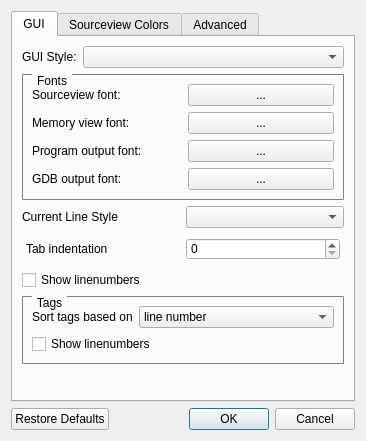
This is src/settingsdialog.ui in jhn98032/gede as Qt 5 draws it before an edit. The edited form follows.
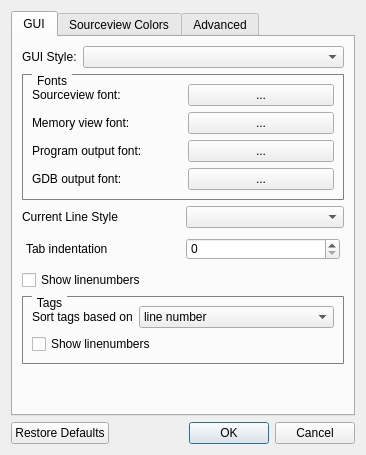
This is the edited form. Custom widgets are drawn as their Qt base class.

Commit message: Increased the height of the settings dialog.

Patch:
```diff
--- a/src/settingsdialog.ui
+++ b/src/settingsdialog.ui
@@ -7,7 +7,7 @@
     <x>0</x>
     <y>0</y>
     <width>366</width>
-    <height>441</height>
+    <height>455</height>
    </rect>
   </property>
   <property name="windowTitle">
```
